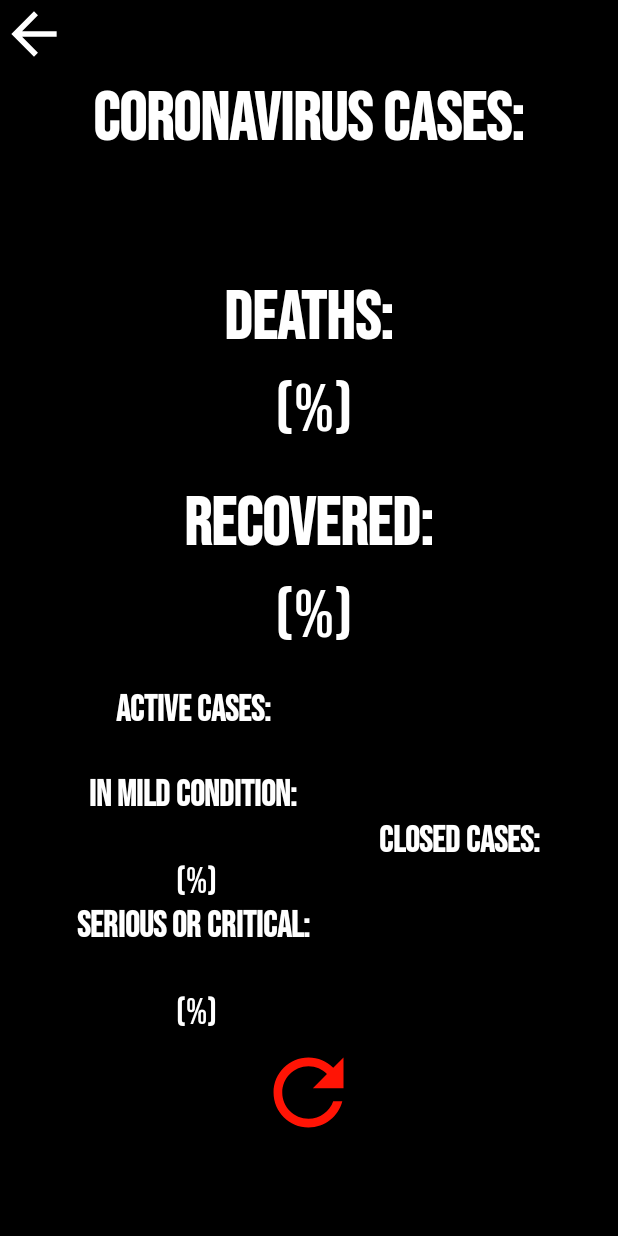
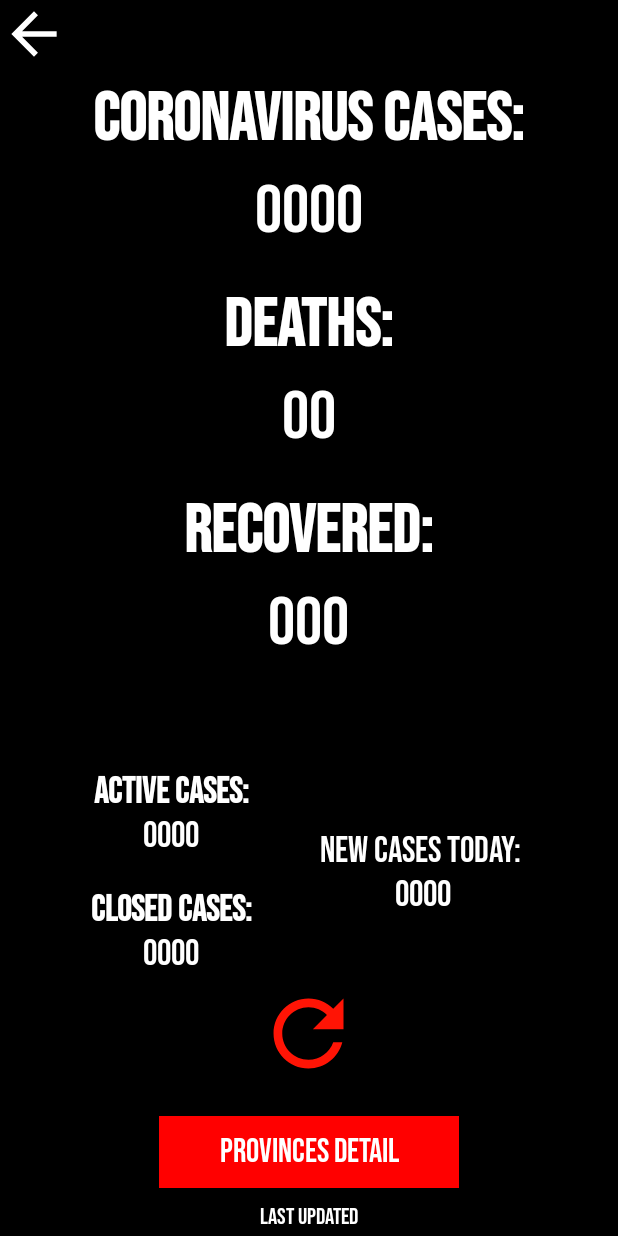
Before and after one commit to andytubeee/android-coronavirus-counter, an Android app: the CanadaActivity screen opened directly, with no data from a screen before it, on a phone screen of 412 x 824 dp. Run offline under Robolectric (Android 15) with nearby library versions, the phone set to English and light mode, and no system bars.

Commit message:
no bug im aware of added last updated time on global front page, did time conversion. Next I need to add date, but it will be tricky

```diff
--- a/app/src/main/AndroidManifest.xml
+++ b/app/src/main/AndroidManifest.xml
@@ -26,6 +26,7 @@ package="com.beginner.coronaviruscounter" android:installLocation="preferExterna
     <activity android:name=".ExeriseTimerActivity"></activity>
     <activity android:name=".AnyCountryActivity"></activity>
     <activity android:name=".ProtectionActivity"></activity>
+    <activity android:name=".ProvinceDetail"></activity>
     </application>
 
     </manifest>
--- a/app/src/main/java/com/beginner/coronaviruscounter/AnyCountryActivity.java
+++ b/app/src/main/java/com/beginner/coronaviruscounter/AnyCountryActivity.java
@@ -42,7 +42,7 @@ public class AnyCountryActivity extends AppCompatActivity {
             final TextView activeCaseLabel = findViewById(R.id.activeCaseLabel);
             final TextView mildCaseLabel = findViewById(R.id.mildCaseLabel);
             final TextView seriousCaseLabel = findViewById(R.id.seriousCaseLabel);
-            final TextView closedCaseLabel = findViewById(R.id.closedCaseLabel);
+            final TextView closedCaseLabel = (TextView) findViewById(R.id.closedCaseLabel);
             final StringBuilder totalCount = new StringBuilder();
             final StringBuilder deathCount = new StringBuilder();
             final StringBuilder recoveredCount = new StringBuilder();
--- a/app/src/main/java/com/beginner/coronaviruscounter/CanadaActivity.java
+++ b/app/src/main/java/com/beginner/coronaviruscounter/CanadaActivity.java
@@ -23,6 +23,9 @@ import androidx.annotation.Nullable;
 import androidx.appcompat.app.AppCompatActivity;
 import androidx.core.app.NotificationCompat;
 
+import java.text.NumberFormat;
+import java.util.Locale;
+
 public class CanadaActivity extends AppCompatActivity {
     @Override
     protected void onCreate(Bundle savedInstanceState)  {
@@ -32,6 +35,7 @@ public class CanadaActivity extends AppCompatActivity {
         if(isInternetWorking())
             getWebsite();
     }
+    Elements newCasesTodayLink, lastUpdatedLink;
 
     private void getWebsite() {
         new Thread(new Runnable() {
@@ -39,45 +43,41 @@ public class CanadaActivity extends AppCompatActivity {
             final TextView deathCaseLabel = findViewById(R.id.deathCaseLabel);
             final TextView recoveredCaseLabel = findViewById(R.id.recoveredCaseLabel);
             final TextView activeCaseLabel = findViewById(R.id.activeCaseLabel);
-            final TextView mildCaseLabel = findViewById(R.id.mildCaseLabel);
-            final TextView seriousCaseLabel = findViewById(R.id.seriousCaseLabel);
             final TextView closedCaseLabel = findViewById(R.id.closedCaseLabel);
+            final TextView lastUpdatedLabel = findViewById(R.id.lastUpdatedLabel);
+            final TextView newCasesTotalLabel = findViewById(R.id.newCaseLabel);
             final StringBuilder totalCount = new StringBuilder();
             final StringBuilder deathCount = new StringBuilder();
             final StringBuilder recoveredCount = new StringBuilder();
             final StringBuilder activeCount = new StringBuilder();
-            final StringBuilder mildCount = new StringBuilder();
-            final StringBuilder seriousCount = new StringBuilder();
             final StringBuilder closedCount = new StringBuilder();
             final StringBuilder mildPercent = new StringBuilder();
             final StringBuilder seriousPercent = new StringBuilder();
             final StringBuilder deathPercent = new StringBuilder();
             final StringBuilder recoveredPercent = new StringBuilder();
+            final StringBuilder newCasesToday = new StringBuilder();
             @Override
             public void run() {
                 try {
-                    Document doc = Jsoup.connect("https://www.worldometers.info/coronavirus/country/canada/").get();
+                    Document doc = Jsoup.connect("https://www.ctvnews.ca/health/coronavirus/tracking-every-case-of-covid-19-in-canada-1.4852102").get();
                     //sb.append(doc.title()).append("\n");
-                    Elements links = doc.select("#maincounter-wrap > div > span");
-                    Elements active_death_Link = doc.select("div[class=\"number-table-main\"]");
-                    Elements mildLink = doc.select("span[class=\"number-table\"]");
-                    Element percent = doc.select("strong").first();
-                    Element seriousPercentHtml = doc.select("body > div:nth-child(11) > div:nth-child(2) > div.col-md-8 > div > div.row > div:nth-child(1) > div > div.panel-body > div > div.panel_front > div:nth-child(3) > div:nth-child(2) > strong").first();
-                    Elements deathPercentHTML = doc.select("body > div:nth-child(11) > div:nth-child(2) > div.col-md-8 > div > div.row > div:nth-child(2) > div > div.panel-body > div > div.panel_front > div:nth-child(3) > div:nth-child(2) > strong");
+                    Elements links = doc.select("#responsive_main > section > div > div > div:nth-child(2) > div.articleBody.election-col-11.election-col-s-12.election-col-m-12.election-col-l-10.election-col-xl-11.offset-right-col-l-1.offset-left-col-l-1.offset-left-col-xl-1.offset-left-col-1 > table.covid-province-table.cases-table > tbody:nth-child(3) > tr > td:nth-child(1)");
+                    Elements deathLinks = doc.select("#responsive_main > section > div > div > div:nth-child(2) > div.articleBody.election-col-11.election-col-s-12.election-col-m-12.election-col-l-10.election-col-xl-11.offset-right-col-l-1.offset-left-col-l-1.offset-left-col-xl-1.offset-left-col-1 > table.covid-province-table.status-table > tbody:nth-child(3) > tr > td:nth-child(3)");
+                    Elements recLink = doc.select("#responsive_main > section > div > div > div:nth-child(2) > div.articleBody.election-col-11.election-col-s-12.election-col-m-12.election-col-l-10.election-col-xl-11.offset-right-col-l-1.offset-left-col-l-1.offset-left-col-xl-1.offset-left-col-1 > table.covid-province-table.status-table > tbody:nth-child(3) > tr > td:nth-child(2)");
+                    Elements activeLink = doc.select("#responsive_main > section > div > div > div:nth-child(2) > div.articleBody.election-col-11.election-col-s-12.election-col-m-12.election-col-l-10.election-col-xl-11.offset-right-col-l-1.offset-left-col-l-1.offset-left-col-xl-1.offset-left-col-1 > table.covid-province-table.status-table > tbody:nth-child(3) > tr > td:nth-child(1)");
+                    newCasesTodayLink = doc.select("#responsive_main > section > div > div > div:nth-child(2) > div.articleBody.election-col-11.election-col-s-12.election-col-m-12.election-col-l-10.election-col-xl-11.offset-right-col-l-1.offset-left-col-l-1.offset-left-col-xl-1.offset-left-col-1 > table.covid-province-table.cases-table > tbody:nth-child(3) > tr > td:nth-child(2)");
+                    lastUpdatedLink = doc.select("#top > div > div.content-wrapper > div.s-data > span:nth-child(2)");
 
                     totalCount.append(links.html().split("\n")[0]);
-                    deathCount.append(links.html().split("\n")[1]);
-                    recoveredCount.append(links.html().split("\n")[2]);
-                    activeCount.append(active_death_Link.html().split("\n")[0]);
-                    closedCount.append(active_death_Link.html().split("\n")[1]);
-                    mildCount.append(mildLink.html().split("\n")[0]);
-                    seriousCount.append(mildLink.html().split("\n")[1]);
-                    mildPercent.append(percent.text());
+                    deathCount.append(deathLinks.html());
+                    recoveredCount.append(recLink.html());
+                    activeCount.append(activeLink.html());
                     seriousPercent.append(100-Integer.parseInt(mildPercent.toString()));
+                    newCasesToday.append(newCasesTodayLink.html());
                     Double deathNumber = Double.parseDouble(deathCount.toString().replace(",",""));
-                    Double closedNumber = Double.parseDouble(closedCount.toString().replace(",",""));
-                    deathPercent.append(Math.round((deathNumber/closedNumber)*100));
-                    recoveredPercent.append(100-Math.round((deathNumber/closedNumber)*100));
+                    Double closedNumber = Double.parseDouble(deathCount.toString().replace(",",""))+Double.parseDouble(recoveredCount.toString().replace(",",""));
+                    /*deathPercent.append(Math.round((deathNumber/closedNumber)*100));
+                    recoveredPercent.append(100-Math.round((deathNumber/closedNumber)*100));*/
                 }catch (Exception e){
                     e.printStackTrace();
                 }
@@ -85,13 +85,17 @@ public class CanadaActivity extends AppCompatActivity {
                     @Override
                     public void run() {
                         try {
-                            coronavirusCaseLabel.setText(totalCount.toString());
+                            Double deathNumber = Double.parseDouble(deathCount.toString().replace(",",""));
+                            Double closedNumber = Double.parseDouble(deathCount.toString().replace(",",""))+Double.parseDouble(recoveredCount.toString().replace(",",""));
+                            deathPercent.append(Math.round((deathNumber/closedNumber)*100));
+                            recoveredPercent.append(100-Math.round((deathNumber/closedNumber)*100));
+                            coronavirusCaseLabel.setText(totalCount.toString().split("\n")[0]);
                             deathCaseLabel.setText(deathCount.toString()+" ("+deathPercent.toString()+"%)");
                             recoveredCaseLabel.setText(recoveredCount.toString()+" ("+recoveredPercent.toString()+"%)");
                             activeCaseLabel.setText(activeCount.toString());
-                            closedCaseLabel.setText(closedCount.toString());
-                            mildCaseLabel.setText(" "+mildCount.toString()+"\n ("+mildPercent.toString()+"%)");
-                            seriousCaseLabel.setText("  "+seriousCount.toString()+"\n ("+seriousPercent.toString()+"%)");
+                            closedCaseLabel.setText(NumberFormat.getNumberInstance(Locale.US).format(closedNumber));
+                            newCasesTotalLabel.setText(newCasesTodayLink.html());
+                            lastUpdatedLabel.setText(lastUpdatedLink.html());
                         }catch (Exception e){
                             e.printStackTrace();
                         }
@@ -160,4 +164,8 @@ public class CanadaActivity extends AppCompatActivity {
         if(isInternetWorking())
             getWebsite();
     }
+
+    public void launchProvinceDetail(View view) {
+        startActivity(new Intent(this,ProvinceDetail.class));
+    }
 }
--- a/app/src/main/res/layout/canada_layout.xml
+++ b/app/src/main/res/layout/canada_layout.xml
@@ -1,5 +1,6 @@
 <?xml version="1.0" encoding="utf-8"?>
 <LinearLayout xmlns:android="http://schemas.android.com/apk/res/android"
+    xmlns:tools="http://schemas.android.com/tools"
     android:orientation="vertical" android:layout_width="match_parent"
     android:layout_height="match_parent"
     android:background="@android:color/black">
@@ -85,7 +86,7 @@
     <LinearLayout
         android:layout_width="wrap_content"
         android:layout_gravity="center"
-        android:layout_marginTop="20dp"
+        android:layout_marginTop="70dp"
         android:layout_height="wrap_content"
         android:orientation="horizontal">
 
@@ -120,13 +121,14 @@
             android:layout_height="wrap_content"
             android:layout_gravity="center"
             android:textStyle="bold"
-            android:text="in Mild Condition:"
+            android:text="Closed Cases:"
+            android:layout_marginTop="20dp"
             android:textColor="@android:color/white"
-            android:textSize="24dp"></TextView>
+            android:textSize="24dp" />
 
         <TextView
             android:fontFamily="@font/bebasneue_regular"
-            android:id="@+id/mildCaseLabel"
+            android:id="@+id/closedCaseLabel"
             android:layout_width="wrap_content"
             android:layout_height="wrap_content"
             android:layout_gravity="center"
@@ -134,25 +136,6 @@
             android:textColor="@android:color/white"
             android:textSize="24dp" />
 
-        <TextView
-            android:fontFamily="@font/bebasneue_regular"
-            android:layout_width="wrap_content"
-            android:layout_height="wrap_content"
-            android:layout_gravity="center"
-            android:text="Serious or Critical:"
-            android:textStyle="bold"
-            android:textColor="@android:color/white"
-            android:textSize="24dp" />
-
-        <TextView
-            android:fontFamily="@font/bebasneue_regular"
-            android:id="@+id/seriousCaseLabel"
-            android:layout_width="wrap_content"
-            android:layout_height="wrap_content"
-            android:layout_gravity="center"
-            android:text="0000"
-            android:textColor="@android:color/white"
-            android:textSize="24dp" />
     </LinearLayout>
 
         <LinearLayout
@@ -167,20 +150,20 @@
                 android:layout_width="wrap_content"
                 android:layout_height="wrap_content"
                 android:layout_gravity="center"
-                android:textStyle="bold"
-                android:text="Closed Cases:"
+                android:text="New Cases Today: "
                 android:textColor="@android:color/white"
                 android:textSize="24dp" />
-
             <TextView
                 android:fontFamily="@font/bebasneue_regular"
-                android:id="@+id/closedCaseLabel"
+                android:id="@+id/newCaseLabel"
                 android:layout_width="wrap_content"
                 android:layout_height="wrap_content"
                 android:layout_gravity="center"
                 android:text="0000"
                 android:textColor="@android:color/white"
-                android:textSize="24dp" />
+                android:textSize="24dp"
+                tools:ignore="InvalidId" />
+
         </LinearLayout>
     </LinearLayout>
 
@@ -192,4 +175,25 @@
         android:layout_gravity="center"
         android:src="@drawable/ic_refresh_black_24dp"
         android:background="@android:color/transparent" />
+    <Button
+        android:layout_width="200dp"
+        android:layout_height="wrap_content"
+        android:layout_marginTop="20dp"
+        android:background="#FF0000"
+        android:fontFamily="@font/bebasneue_regular"
+        android:onClick="launchProvinceDetail"
+        android:text="Provinces Detail"
+        android:textColor="@android:color/white"
+        android:layout_gravity="center"
+        android:textSize="22dp"></Button>
+    <TextView
+        android:layout_width="wrap_content"
+        android:layout_height="wrap_content"
+        android:text="Last Updated"
+        android:fontFamily="@font/bebasneue_regular"
+        android:textSize="15dp"
+        android:id="@+id/lastUpdatedLabel"
+        android:textColor="@android:color/white"
+        android:layout_gravity="center"
+        android:layout_marginTop="10dp"></TextView>
 </LinearLayout>
```
Also changed, not shown: app/src/main/java/com/beginner/coronaviruscounter/MainActivity.java (+46 -2 lines), app/src/main/java/com/beginner/coronaviruscounter/ProvinceDetail.java (added, +133 -0 lines), app/src/main/res/layout/activity_main.xml (+12 -0 lines), app/src/main/res/layout/provincedetail_layout.xml (added, +263 -0 lines).
